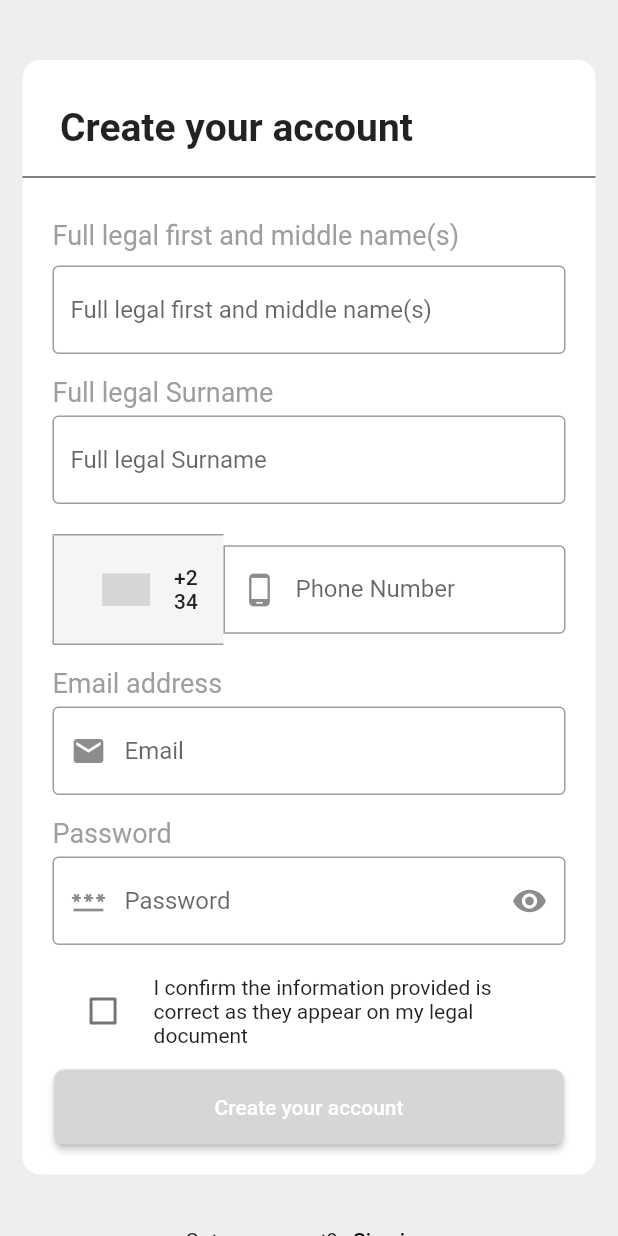
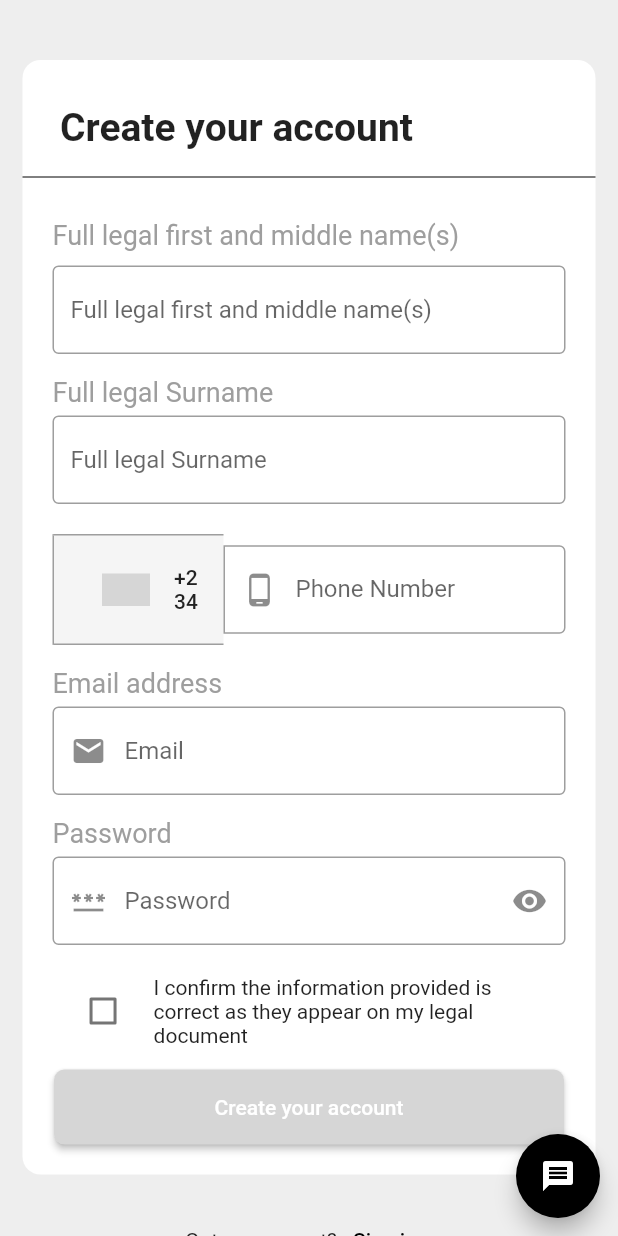
Before and after one commit to SamuelBasseyJohn/Sign-in, a Flutter app: the screen it shows after launch, on a phone screen of 412 x 824 dp. Run offline on Flutter 3.47's test engine with Material 2 defaults, Android fonts, the phone set to English and light mode, and no system bars; drawn by our look-alikes of country_code_picker; grey boxes are pictures that could not be loaded.

Commit message:
Sign-up Page

```diff
--- a/lib/main.dart
+++ b/lib/main.dart
@@ -51,6 +51,13 @@ class _CreateYourAccountState extends State<CreateYourAccount> {
   Widget build(BuildContext context) {
     // Scaffold
     return Scaffold(
+      floatingActionButton: new FloatingActionButton(
+        onPressed: (){},
+        backgroundColor: Colors.black,
+        child: Icon(Icons.message),
+      ),
+        floatingActionButtonLocation: FloatingActionButtonLocation.miniEndFloat,
+
         //color of the background
         backgroundColor: Colors.grey[200],
         // SafeArea to avoid bezels
@@ -326,14 +333,17 @@ class _CreateYourAccountState extends State<CreateYourAccount> {
                        print("Account Created");
 
                      },
-                     )
+                     ),
                   ],
                 ),
+
+
               ],
+
             ),
           ),
-        ));
+        ),
+
+    );
   }
 }
-
-enum Country { ng, us, uk, gh }
```
